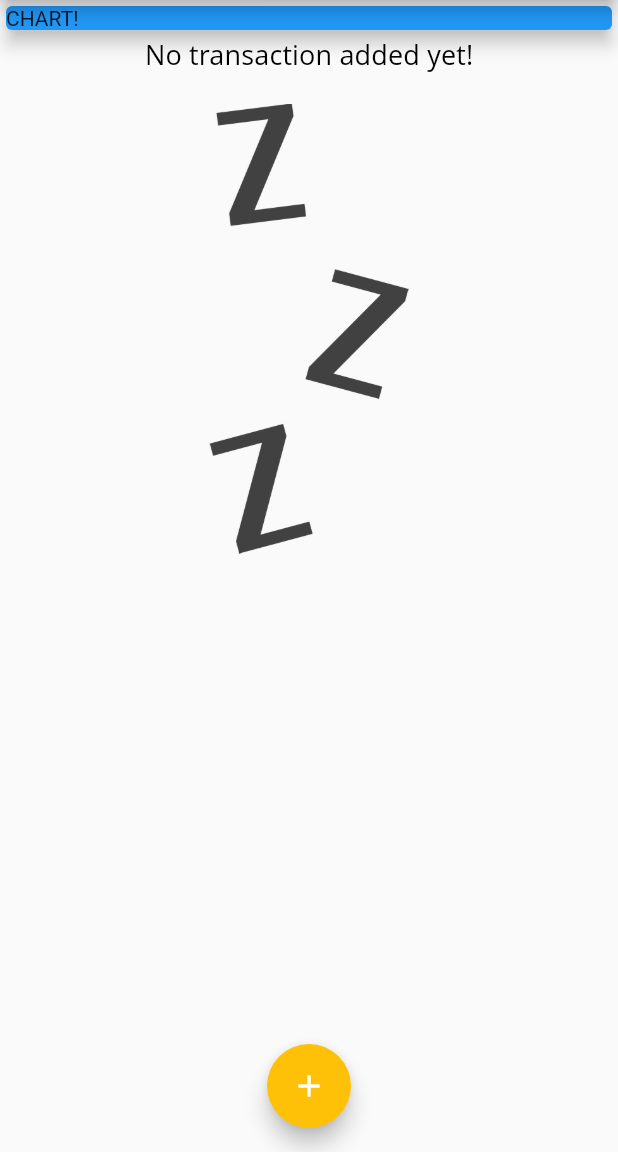
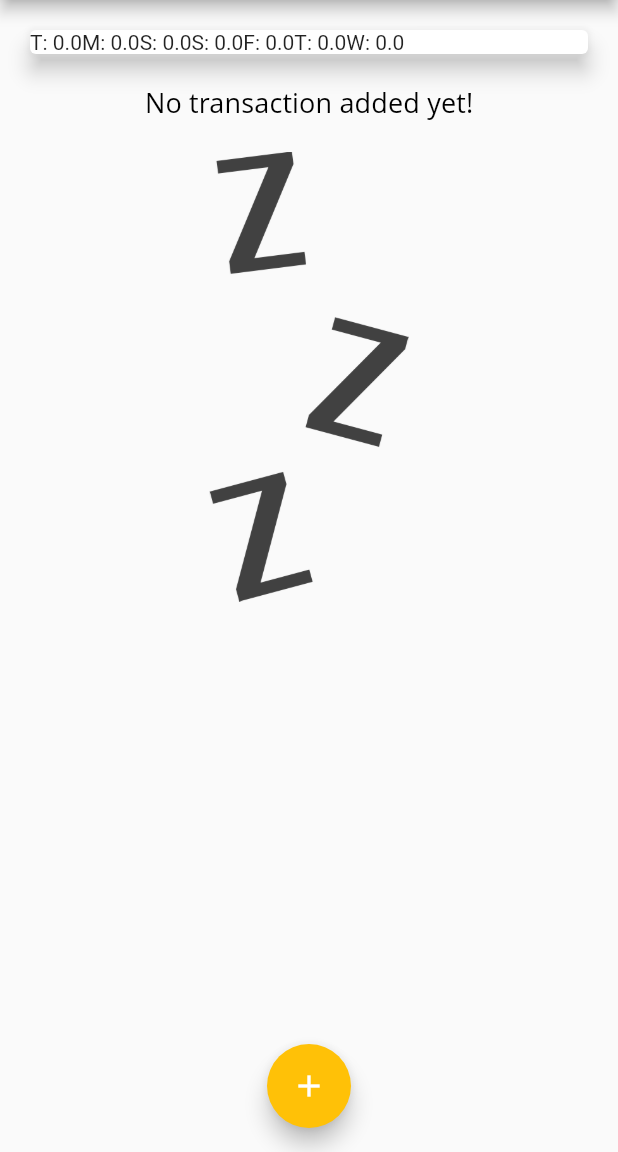
Before and after one commit to ricci1710/flutter_dart_guide, a Flutter app: the screen it shows after launch, on a phone screen of 412 x 824 dp, the part 84-1236 px from its top. Run offline on Flutter 3.47's test engine with Material 2 defaults, Android fonts, the phone set to English and light mode, and no system bars; Roboto replaces fonts that are missing (Open Sans).

Commit message:
section4: 104. Creating Bars for our Chart

```diff
--- a/lib/section4/section4_main_app.dart
+++ b/lib/section4/section4_main_app.dart
@@ -1,5 +1,6 @@
 import 'package:flutter/material.dart';
 import 'package:flutter_dart_guide/section4/models/transaction.dart';
+import 'package:flutter_dart_guide/section4/widgets/chart.dart';
 import 'package:flutter_dart_guide/section4/widgets/new_transaction.dart';
 import 'package:flutter_dart_guide/section4/widgets/transaction_list.dart';
 
@@ -50,6 +51,16 @@ class _Section4HomePageState extends State<Section4HomePage> {
     // Transaction(id: 'id2', title: 'Weekly Groceries', amount: 16.53, date: DateTime.now()),
   ];
 
+  List<Transaction> get _recentTransactions {
+    return _userTransactions.where((tx) {
+      return tx.date.isAfter(
+        DateTime.now().subtract(
+          const Duration(days: 7),
+        ),
+      );
+    }).toList();
+  }
+
   void _addNewTransaction(String txTitle, double txAmount) {
     final newTx = Transaction(
       title: txTitle,
@@ -98,14 +109,7 @@ class _Section4HomePageState extends State<Section4HomePage> {
       body: SingleChildScrollView(
         child: Column(
           children: [
-            const SizedBox(
-              width: double.infinity,
-              child: Card(
-                color: Colors.blue,
-                elevation: 5,
-                child: Text('CHART!'),
-              ),
-            ),
+            Chart(_recentTransactions),
             TransactionList(_userTransactions),
           ],
         ),
--- a/lib/section4/widgets/chart.dart
+++ b/lib/section4/widgets/chart.dart
@@ -26,10 +26,10 @@ class Chart extends StatelessWidget {
         }
       }
 
-      print(DateFormat.E(weekDay));
-      print(totalSum);
-
-      return {'day': DateFormat.E(weekDay), 'amount': totalSum};
+      return {
+        'day': DateFormat.E().format(weekDay).substring(0, 1),
+        'amount': totalSum,
+      };
     });
   }
 
@@ -39,7 +39,9 @@ class Chart extends StatelessWidget {
       elevation: 6,
       margin: const EdgeInsets.all(20),
       child: Row(
-        children: const [],
+        children: groupTransactionValues.map((data) {
+          return Text('${data['day']}: ${data['amount']}');
+        }).toList(),
       ),
     );
   }
```
Also changed, not shown: lib/section4/widgets/chart_bar.dart (added, +52 -0 lines).
